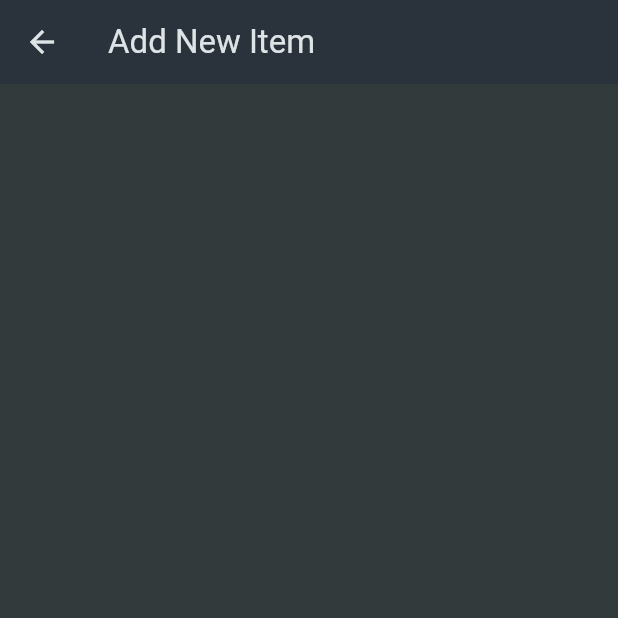
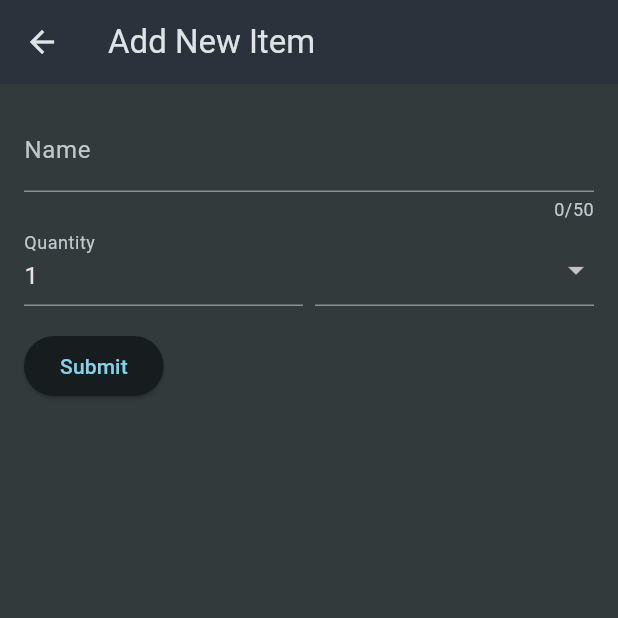
Before and after one commit to apipkurniawan/shopping_list_app, a Flutter app: the NewItem screen opened directly, on a phone screen of 412 x 824 dp, the top half of it. Run offline on Flutter 3.47's test engine with Material 3 defaults, Android fonts, the phone set to English and light mode, and no system bars.

Commit message:
create input textfield dan dropdown

```diff
--- a/lib/widgets/new_item.dart
+++ b/lib/widgets/new_item.dart
@@ -1,4 +1,5 @@
 import 'package:flutter/material.dart';
+import 'package:shopping_list_app/data/categories.dart';
 
 class NewItem extends StatefulWidget {
   const NewItem({super.key});
@@ -11,9 +12,84 @@ class _NewItemState extends State<NewItem> {
   @override
   Widget build(BuildContext context) {
     return Scaffold(
-      appBar: AppBar(
-        title: const Text("Add New Item"),
-      ),
-    );
+        appBar: AppBar(
+          title: const Text("Add New Item"),
+        ),
+        body: Padding(
+          padding: const EdgeInsets.all(16),
+          child: Form(
+            // key: _formKey,
+            child: Column(
+              crossAxisAlignment: CrossAxisAlignment.start,
+              children: [
+                TextFormField(
+                  maxLength: 50,
+                  decoration: const InputDecoration(label: Text("Name")),
+                  validator: (value) {
+                    if (value == null || value.isEmpty) {
+                      return 'Please enter some text';
+                    }
+                    return null;
+                  },
+                ),
+                Row(
+                  crossAxisAlignment: CrossAxisAlignment.end,
+                  children: [
+                    Expanded(
+                      child: TextFormField(
+                        initialValue: "1",
+                        decoration: const InputDecoration(
+                          label: Text("Quantity"),
+                        ),
+                        validator: (value) {
+                          if (value == null || value.isEmpty) {
+                            return 'Please enter some text';
+                          }
+                          return null;
+                        },
+                      ),
+                    ),
+                    const SizedBox(width: 8),
+                    Expanded(
+                      child: DropdownButtonFormField(
+                        items: [
+                          for (final category in categories.entries)
+                            DropdownMenuItem(
+                              value: category.value,
+                              child: Row(
+                                children: [
+                                  Container(
+                                    width: 16,
+                                    height: 16,
+                                    color: category.value.color,
+                                  ),
+                                  const SizedBox(width: 6),
+                                  Text(category.value.title)
+                                ],
+                              ),
+                            )
+                        ],
+                        onChanged: (value) {},
+                      ),
+                    ),
+                  ],
+                ),
+                Padding(
+                  padding: const EdgeInsets.symmetric(vertical: 16),
+                  child: ElevatedButton(
+                    onPressed: () {
+                      // if (_formKey.currentState!.validate()) {
+                      //   ScaffoldMessenger.of(context).showSnackBar(
+                      //     const SnackBar(content: Text('Processing Data')),
+                      //   );
+                      // }
+                    },
+                    child: const Text('Submit'),
+                  ),
+                ),
+              ],
+            ),
+          ),
+        ));
   }
 }
```
